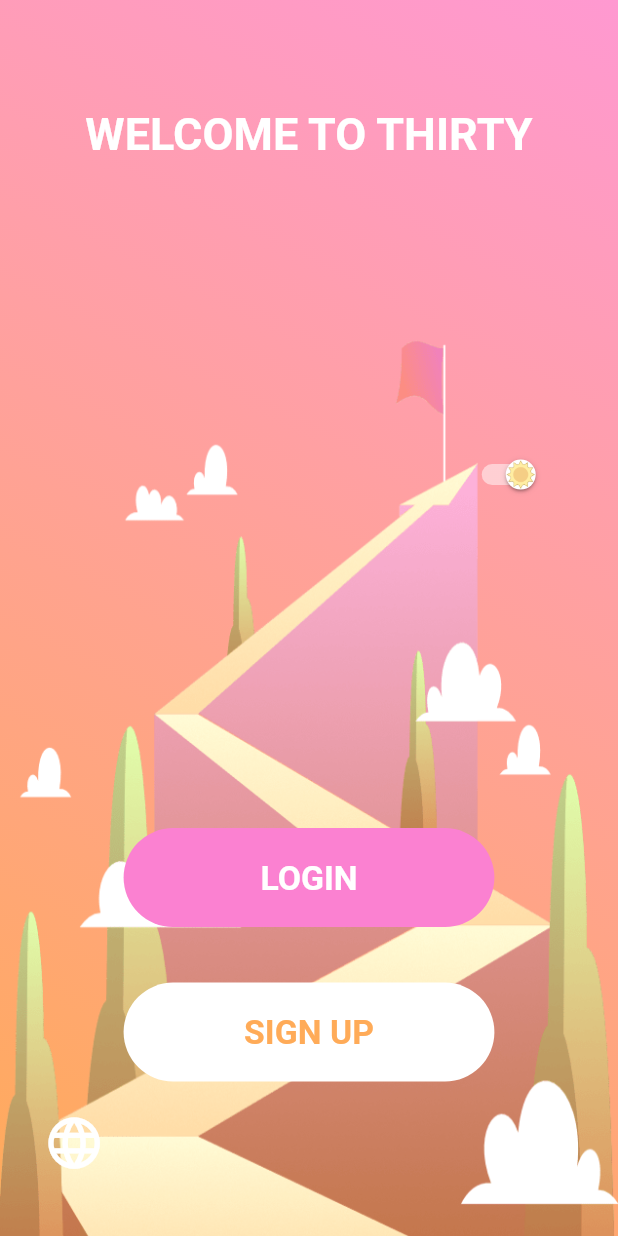
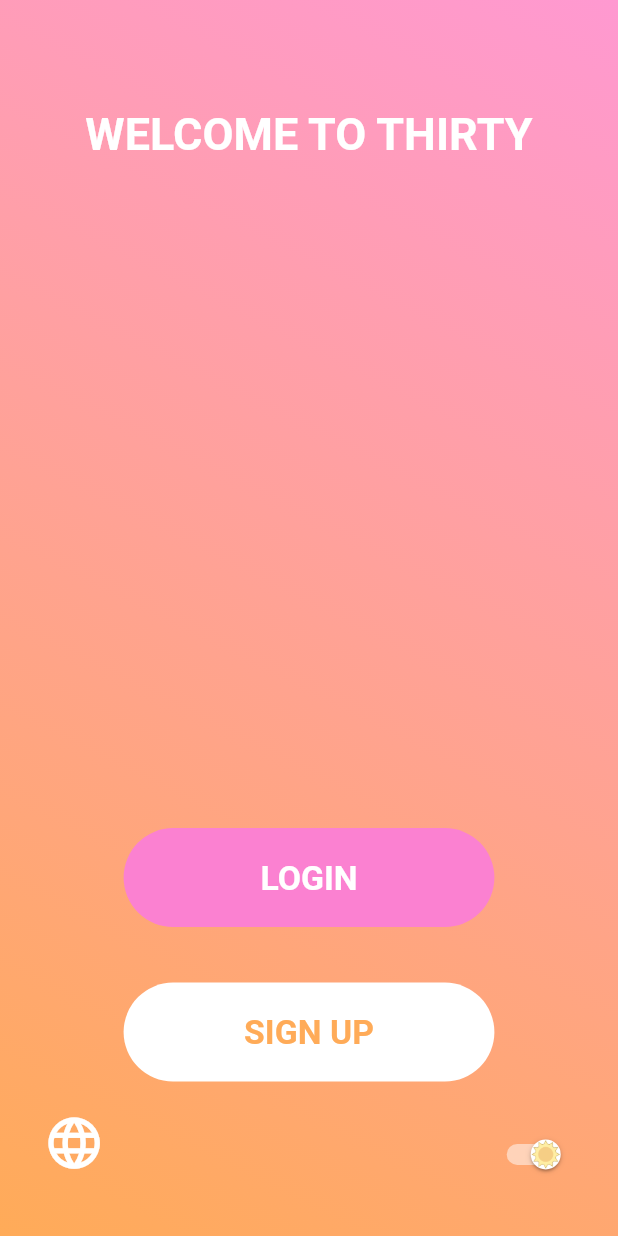
Before and after one commit to Omine100/Thirty, a Flutter app: the screen it shows after launch, on a phone screen of 412 x 824 dp. Run offline on Flutter 3.47's test engine with Material 2 defaults, Android fonts, the phone set to English and light mode, and no system bars; our stand-ins replace cloud_firestore, firebase_auth, intro_slider, lottie, page_transition, shared_preferences; accounts and stored records are empty.

Commit message:
themes.dart update

```diff
--- a/thirty_1.0/thirty/lib/pages/welcome.dart
+++ b/thirty_1.0/thirty/lib/pages/welcome.dart
@@ -84,24 +84,6 @@ class _WelcomeScreenState extends State<WelcomeScreen> {
         child: Stack(
           children: <Widget>[
             Positioned(
-              top: themes.getPosition(
-                  context, true, "welcomeBackgroundImagePosition"),
-              child: interfaceStandards.parentCenter(
-                context,
-                Image(
-                  image: themes.checkDarkTheme(context)
-                      ? AssetImage(
-                          'lib/assets/welcomeBackgroundDarkThemeImage.png')
-                      : AssetImage(
-                          'lib/assets/welcomeBackgroundLightThemeImage.png'),
-                  height: themes.getDimension(
-                      context, true, "welcomeBackgroundImageDimension"),
-                  width: themes.getDimension(
-                      context, false, "welcomeBackgroundImageDimension"),
-                ),
-              ),
-            ),
-            Positioned(
               top: themes.getPosition(context, true, "welcomeTitlePosition"),
               child: interfaceStandards.parentCenter(
                 context,
--- a/thirty_1.0/thirty/lib/standards/themes.dart
+++ b/thirty_1.0/thirty/lib/standards/themes.dart
@@ -154,7 +154,7 @@ extension CustomDimensions on MaterialTapTargetSize {
         return isHeight ? 0.05 : null;
         break;
       case "welcomeThemeSelectorButtonDimension":
-        return isHeight ? 0.6 : null;
+        return isHeight ? 0.05 : null;
         break;
       case "welcomeErrorMessageDimension":
         return isHeight ? 0.1 : 0.1;
@@ -204,7 +204,7 @@ extension CustomPositions on MaterialTapTargetSize {
         return isTop ? 0.05 : 0.07;
         break;
       case "welcomeThemeSelectorButtonPosition":
-        return isTop ? 0.05 : 0.07;
+        return isTop ? 0.05 : 0.09;
         break;
       case "welcomeProgressPosition":
         return isTop ? 0.8 : null;
```
